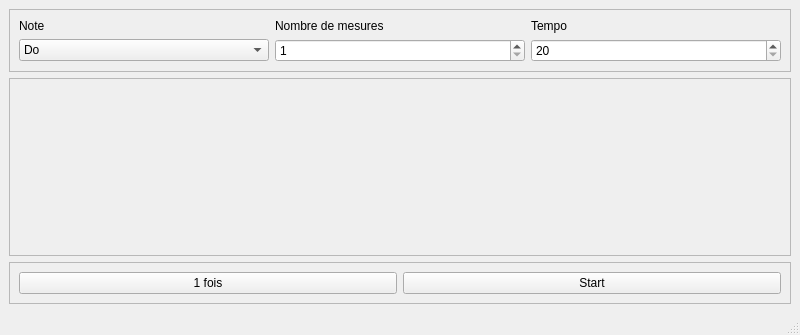
This is mainWindow.ui in chep/Tonique as Qt 5 draws it before an edit. The edited form follows.
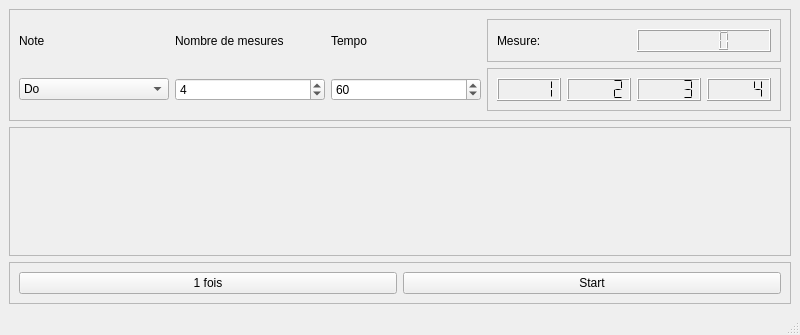
This is the edited form.

Diff of the .ui file:
```diff
--- a/mainWindow.ui
+++ b/mainWindow.ui
@@ -30,6 +30,13 @@
        <enum>QFrame::Raised</enum>
       </property>
       <layout class="QGridLayout" name="gridLayout_2">
+       <item row="0" column="1">
+        <widget class="QLabel" name="label_2">
+         <property name="text">
+          <string>Nombre de mesures</string>
+         </property>
+        </widget>
+       </item>
        <item row="1" column="2">
         <widget class="QSpinBox" name="tempo">
          <property name="minimum">
@@ -38,6 +45,9 @@
          <property name="maximum">
           <number>300</number>
          </property>
+         <property name="value">
+          <number>60</number>
+         </property>
         </widget>
        </item>
        <item row="1" column="0">
@@ -84,27 +94,6 @@
          </item>
         </widget>
        </item>
-       <item row="1" column="1">
-        <widget class="QSpinBox" name="nbMesures">
-         <property name="minimum">
-          <number>1</number>
-         </property>
-        </widget>
-       </item>
-       <item row="0" column="0">
-        <widget class="QLabel" name="label">
-         <property name="text">
-          <string>Note</string>
-         </property>
-        </widget>
-       </item>
-       <item row="0" column="1">
-        <widget class="QLabel" name="label_2">
-         <property name="text">
-          <string>Nombre de mesures</string>
-         </property>
-        </widget>
-       </item>
        <item row="0" column="2">
         <widget class="QLabel" name="label_3">
          <property name="text">
@@ -112,6 +101,97 @@
          </property>
         </widget>
        </item>
+       <item row="0" column="0">
+        <widget class="QLabel" name="label">
+         <property name="text">
+          <string>Note</string>
+         </property>
+        </widget>
+       </item>
+       <item row="1" column="1">
+        <widget class="QSpinBox" name="nbMesures">
+         <property name="minimum">
+          <number>1</number>
+         </property>
+         <property name="value">
+          <number>4</number>
+         </property>
+        </widget>
+       </item>
+       <item row="1" column="3">
+        <widget class="QFrame" name="frame_2">
+         <property name="frameShape">
+          <enum>QFrame::StyledPanel</enum>
+         </property>
+         <property name="frameShadow">
+          <enum>QFrame::Raised</enum>
+         </property>
+         <layout class="QHBoxLayout" name="horizontalLayout_3">
+          <item>
+           <widget class="QLCDNumber" name="un">
+            <property name="segmentStyle">
+             <enum>QLCDNumber::Flat</enum>
+            </property>
+            <property name="value" stdset="0">
+             <double>1.000000000000000</double>
+            </property>
+           </widget>
+          </item>
+          <item>
+           <widget class="QLCDNumber" name="deux">
+            <property name="segmentStyle">
+             <enum>QLCDNumber::Flat</enum>
+            </property>
+            <property name="value" stdset="0">
+             <double>2.000000000000000</double>
+            </property>
+           </widget>
+          </item>
+          <item>
+           <widget class="QLCDNumber" name="trois">
+            <property name="segmentStyle">
+             <enum>QLCDNumber::Flat</enum>
+            </property>
+            <property name="value" stdset="0">
+             <double>3.000000000000000</double>
+            </property>
+           </widget>
+          </item>
+          <item>
+           <widget class="QLCDNumber" name="quatre">
+            <property name="segmentStyle">
+             <enum>QLCDNumber::Flat</enum>
+            </property>
+            <property name="value" stdset="0">
+             <double>4.000000000000000</double>
+            </property>
+           </widget>
+          </item>
+         </layout>
+        </widget>
+       </item>
+       <item row="0" column="3">
+        <widget class="QFrame" name="frame_4">
+         <property name="frameShape">
+          <enum>QFrame::StyledPanel</enum>
+         </property>
+         <property name="frameShadow">
+          <enum>QFrame::Raised</enum>
+         </property>
+         <layout class="QHBoxLayout" name="horizontalLayout_4">
+          <item>
+           <widget class="QLabel" name="label_4">
+            <property name="text">
+             <string>Mesure:</string>
+            </property>
+           </widget>
+          </item>
+          <item>
+           <widget class="QLCDNumber" name="mesure"/>
+          </item>
+         </layout>
+        </widget>
+       </item>
       </layout>
      </widget>
     </item>
```
Left out of the diff: 7 changed lines with no effect on the pictures.
